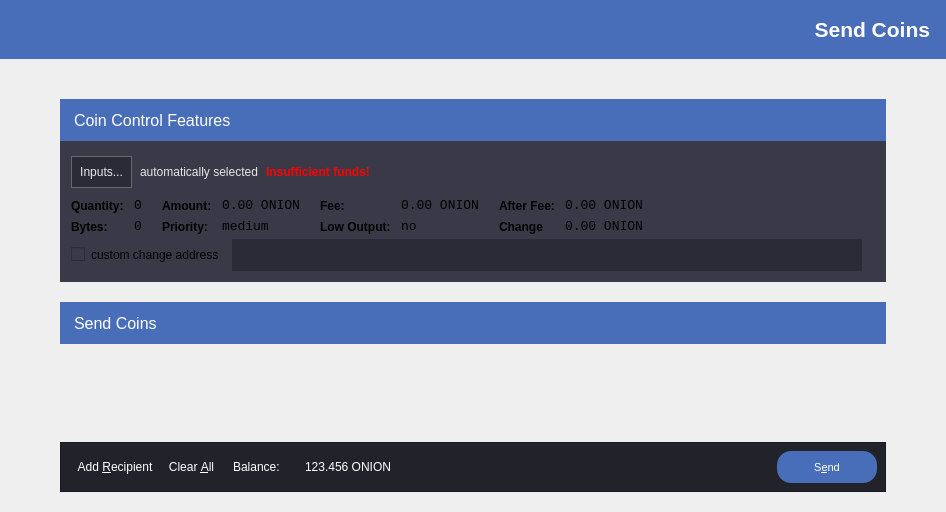
Old version of the form src/qt/forms/sendcoinsdialog.ui in the repository deeponion/deeponion-legacy.
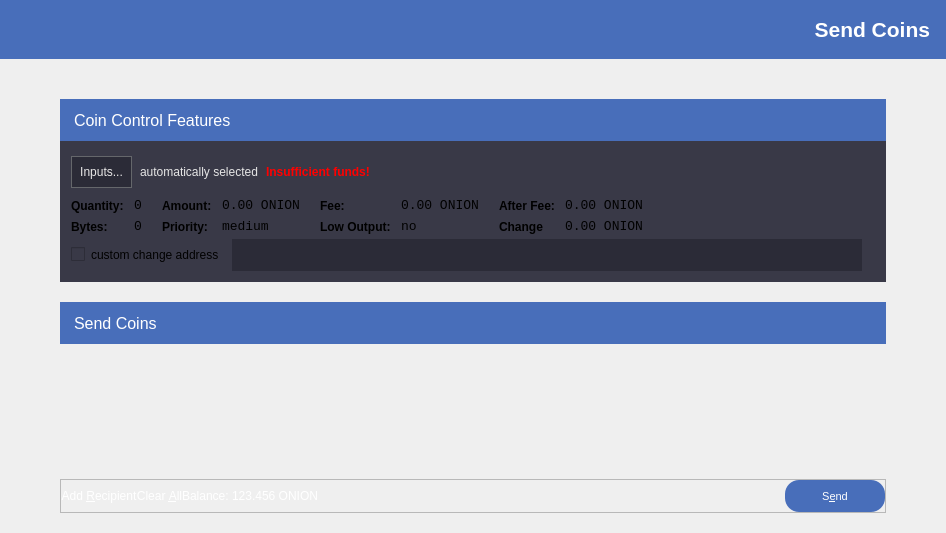
New version of the form. Icons and pictures are not drawn.

Diff of the .ui file:
```diff
--- a/src/qt/forms/sendcoinsdialog.ui
+++ b/src/qt/forms/sendcoinsdialog.ui
@@ -7,7 +7,7 @@
     <x>0</x>
     <y>0</y>
     <width>946</width>
-    <height>512</height>
+    <height>533</height>
    </rect>
   </property>
   <property name="sizePolicy">
@@ -819,7 +819,7 @@
             <x>0</x>
             <y>0</y>
             <width>822</width>
-            <height>85</height>
+            <height>105</height>
            </rect>
           </property>
           <property name="styleSheet">
@@ -863,9 +863,12 @@
         </widget>
        </item>
        <item>
-        <widget class="QFrame" name="frame">
-         <property name="styleSheet">
-          <string notr="true">background-color: #22222B; padding: 8px;</string>
+        <widget class="QFrame" name="frameMenu">
+         <property name="minimumSize">
+          <size>
+           <width>0</width>
+           <height>0</height>
+          </size>
          </property>
          <property name="frameShape">
           <enum>QFrame::StyledPanel</enum>
```
Left out of the diff: 11 changed lines with no effect on the pictures.
